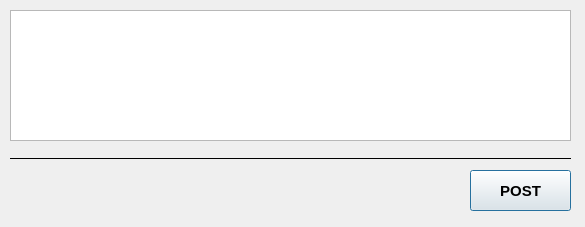
Old version of the form WritePost.ui in the repository hoangphuc05/social_media_1.
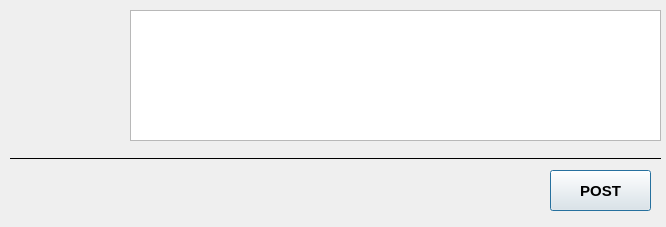
New version of the form. Icons and pictures are not drawn.

Commit message: Made the post cute

```diff
--- a/WritePost.ui
+++ b/WritePost.ui
@@ -6,7 +6,7 @@
    <rect>
     <x>0</x>
     <y>0</y>
-    <width>585</width>
+    <width>666</width>
     <height>227</height>
    </rect>
   </property>
@@ -16,7 +16,7 @@
   <widget class="QPushButton" name="POST_Button">
    <property name="geometry">
     <rect>
-     <x>470</x>
+     <x>550</x>
      <y>170</y>
      <width>101</width>
      <height>41</height>
@@ -77,9 +77,9 @@
   <widget class="QTextEdit" name="InputMessage">
    <property name="geometry">
     <rect>
-     <x>10</x>
+     <x>130</x>
      <y>10</y>
-     <width>561</width>
+     <width>531</width>
      <height>131</height>
     </rect>
    </property>
@@ -89,7 +89,7 @@
     <rect>
      <x>10</x>
      <y>150</y>
-     <width>561</width>
+     <width>651</width>
      <height>16</height>
     </rect>
    </property>
@@ -118,6 +118,31 @@
     <enum>Qt::Horizontal</enum>
    </property>
   </widget>
+  <widget class="QLabel" name="ProfilePic">
+   <property name="geometry">
+    <rect>
+     <x>10</x>
+     <y>20</y>
+     <width>111</width>
+     <height>101</height>
+    </rect>
+   </property>
+   <property name="sizePolicy">
+    <sizepolicy hsizetype="Preferred" vsizetype="Preferred">
+     <horstretch>0</horstretch>
+     <verstretch>0</verstretch>
+    </sizepolicy>
+   </property>
+   <property name="text">
+    <string/>
+   </property>
+   <property name="pixmap">
+    <pixmap>pikachu.png</pixmap>
+   </property>
+   <property name="scaledContents">
+    <bool>false</bool>
+   </property>
+  </widget>
  </widget>
  <resources/>
  <connections/>
```
